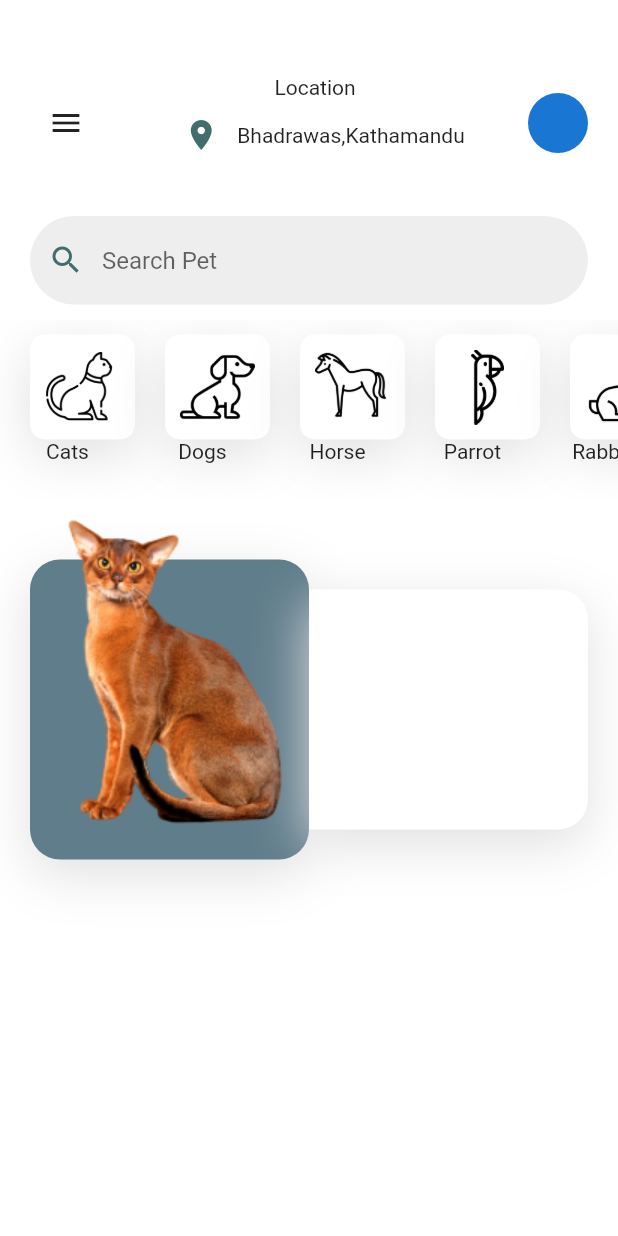
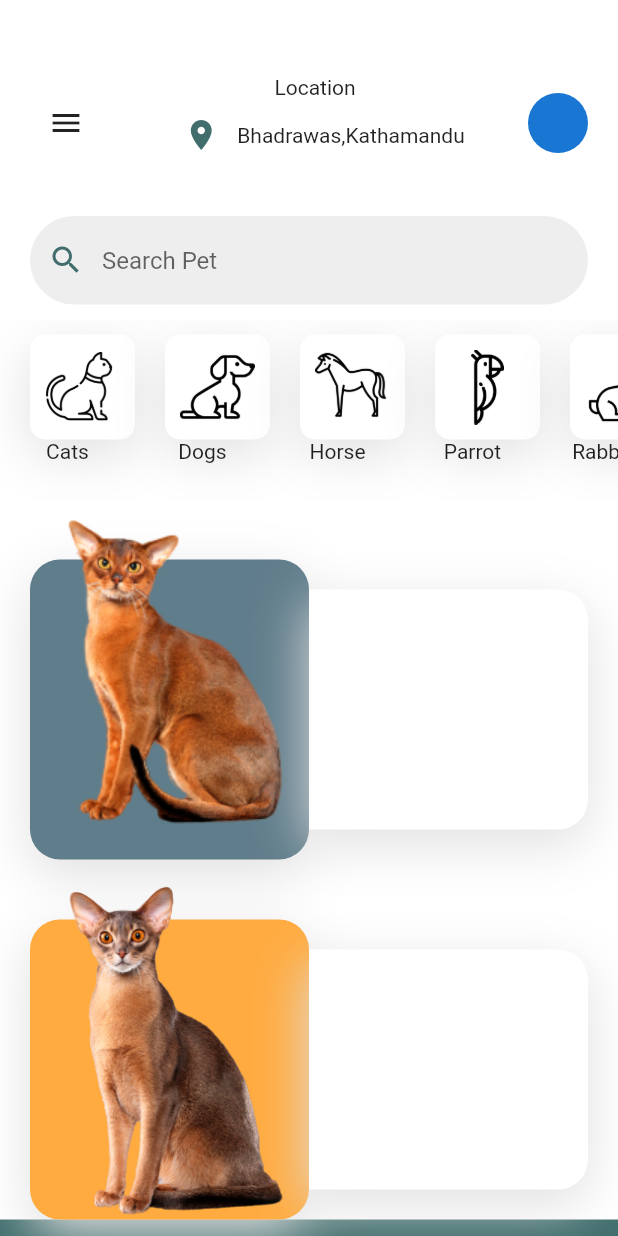
Before and after one commit to PunamPudasaini/pet-app, a Flutter app: the screen it shows after launch, on a phone screen of 412 x 824 dp. Run offline on Flutter 3.47's test engine with Material 2 defaults, Android fonts, the phone set to English and light mode, and no system bars.

Commit message:
"making scrollable in the home screen"

```diff
--- a/lib/HomeScreen.dart
+++ b/lib/HomeScreen.dart
@@ -20,6 +20,8 @@ class _HomeScreenState extends State<HomeScreen> {
 
       duration: Duration(milliseconds: 250),
       color: Colors.white,
+
+      child: SingleChildScrollView(
 
         child: Column(
           children: <Widget>[
@@ -152,11 +154,44 @@ class _HomeScreenState extends State<HomeScreen> {
                 ],
               ),
             ),
+            Container(
+              height: 240,
+              margin: EdgeInsets.symmetric(horizontal: 20),
+              child: Row(
+                children: <Widget>[
+                  Expanded(
+                    child: Stack(
+                      children: <Widget>[
+                        Container(
+                          decoration: BoxDecoration(color: Colors.orangeAccent,borderRadius: BorderRadius.circular(20),boxShadow: list),
+                          margin: EdgeInsets.only(top: 40),
+                        ),
+                        Align(
+                          child: Image.asset('assets/pet-cat2.png'),
+                        ),
+                      ],
+                    ),
+                  ),
+                  Expanded(
+                    child: Container(
+                      margin: EdgeInsets.only(top: 60, bottom: 20),
+                      decoration: BoxDecoration(color: Colors.white,boxShadow: list,borderRadius: BorderRadius.only(
+                        topRight: Radius.circular(20),
+                        bottomRight: Radius.circular(20),
+                      )),
+
+                    ),
+                  )
+
+                ],
+              ),
+            ),
 
 
           ],
 
         ),
+      ),
     );
   }
 }
```
Lines whose indentation alone changed are shown as unchanged.
